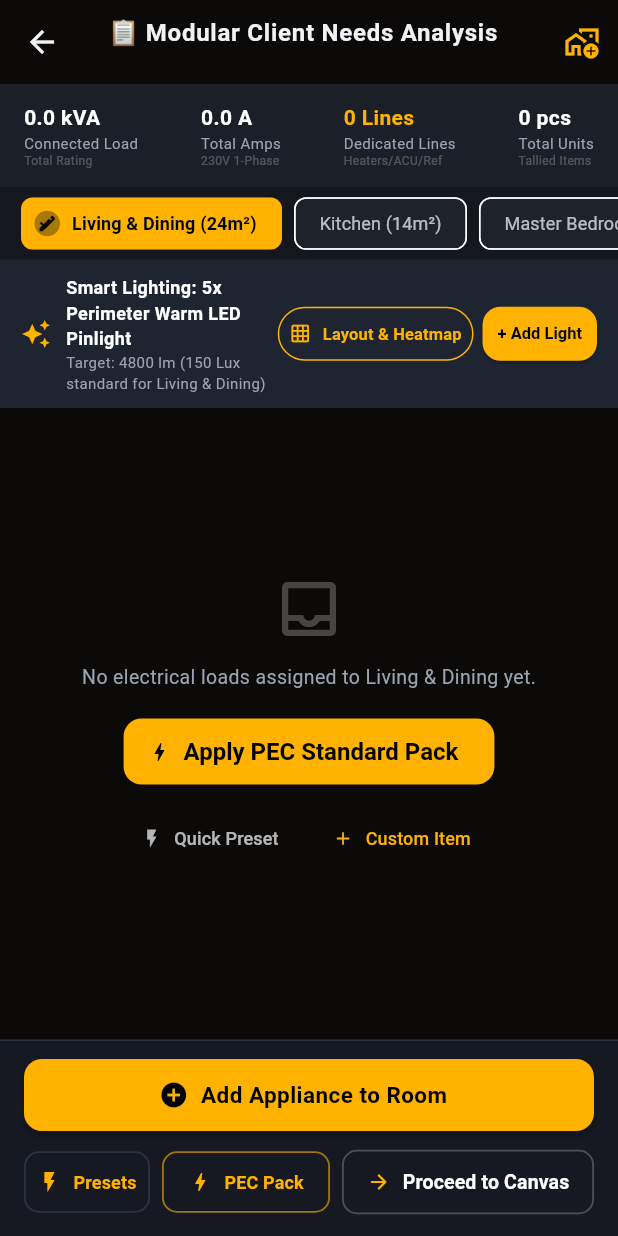
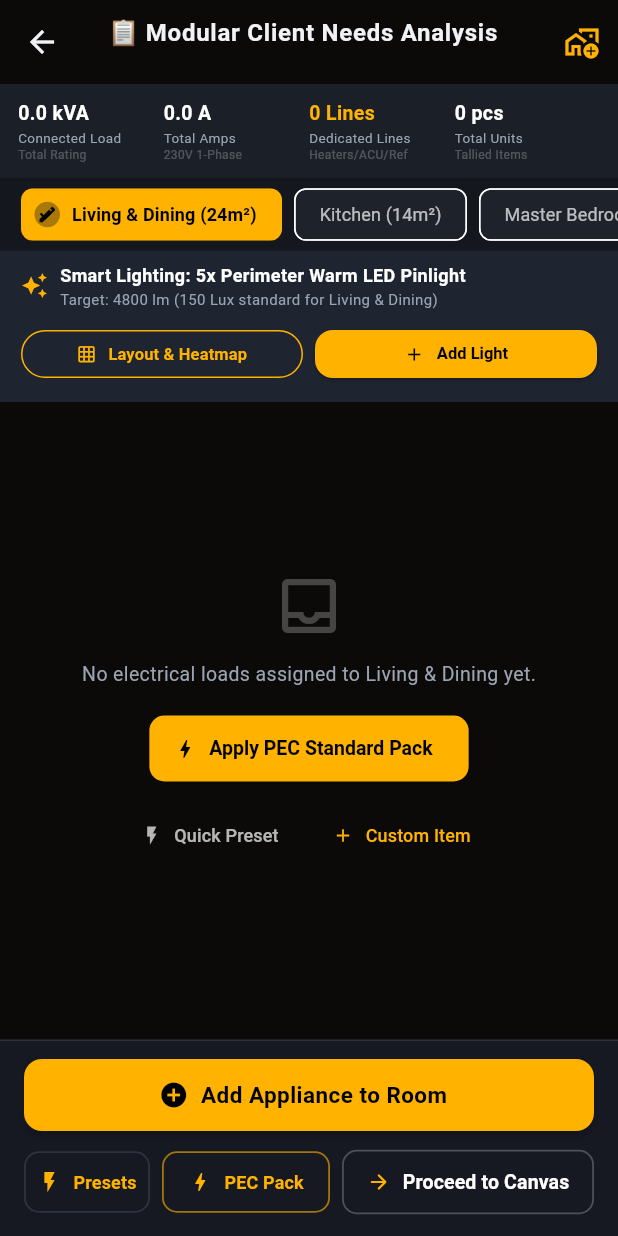
Before and after one commit to asvs-varr/asv-solutions, a Flutter app: the ClientNeedsAnalysisScreen screen opened directly with empty values, on a phone screen of 412 x 824 dp. Run offline on Flutter 3.47's test engine with Material 3 defaults, Android fonts, the phone set to English and light mode, and no system bars; our stand-ins replace file_picker, image_picker, pdf, share_plus, shared_preferences; missing offline and left inert: excel, google_mlkit_text_recognition; accounts and stored records are empty.

Commit message:
fix(ui): resolve non-uniform border paint crash in PEC pack and eliminate RenderFlex overflows

```diff
--- a/lib/presentation/screens/client_needs_analysis_screen.dart
+++ b/lib/presentation/screens/client_needs_analysis_screen.dart
@@ -1297,14 +1297,10 @@
               child: Container(
                 height: MediaQuery.of(modalContext).size.height * 0.88,
                 padding: const EdgeInsets.fromLTRB(16, 12, 16, 16),
-                decoration: const BoxDecoration(
-                  color: Color(0xFF13171F),
-                  borderRadius: BorderRadius.vertical(top: Radius.circular(20)),
-                  border: Border(
-                    top: BorderSide(color: BanaagTheme.primaryAmber, width: 2.0),
-                    left: BorderSide(color: Colors.white12),
-                    right: BorderSide(color: Colors.white12),
-                  ),
+                decoration: BoxDecoration(
+                  color: const Color(0xFF13171F),
+                  borderRadius: const BorderRadius.vertical(top: Radius.circular(20)),
+                  border: Border.all(color: BanaagTheme.primaryAmber.withValues(alpha: 0.6), width: 1.5),
                 ),
                 child: Column(
                   crossAxisAlignment: CrossAxisAlignment.start,
@@ -2230,15 +2226,14 @@
           children: [
             // Telemetry Summary Ribbon
             Container(
-              padding: const EdgeInsets.symmetric(horizontal: 16, vertical: 12),
+              padding: const EdgeInsets.symmetric(horizontal: 12, vertical: 10),
               color: const Color(0xFF1B2028),
               child: Row(
-                mainAxisAlignment: MainAxisAlignment.spaceBetween,
-                children: [
-                  _metricColumn('Connected Load', '${(totalConnectedVA / 1000.0).toStringAsFixed(1)} kVA', 'Total Rating'),
-                  _metricColumn('Total Amps', '${totalCurrentAmps.toStringAsFixed(1)} A', '230V 1-Phase'),
-                  _metricColumn('Dedicated Lines', '$dedicatedLinesCount Lines', 'Heaters/ACU/Ref', color: BanaagTheme.primaryAmber),
-                  _metricColumn('Total Units', '$totalApplianceUnits pcs', 'Tallied Items'),
+                children: [
+                  Expanded(child: _metricColumn('Connected Load', '${(totalConnectedVA / 1000.0).toStringAsFixed(1)} kVA', 'Total Rating')),
+                  Expanded(child: _metricColumn('Total Amps', '${totalCurrentAmps.toStringAsFixed(1)} A', '230V 1-Phase')),
+                  Expanded(child: _metricColumn('Dedicated Lines', '$dedicatedLinesCount Lines', 'Heaters/ACU/Ref', color: BanaagTheme.primaryAmber)),
+                  Expanded(child: _metricColumn('Total Units', '$totalApplianceUnits pcs', 'Tallied Items')),
                 ],
               ),
             ),
@@ -2307,12 +2302,15 @@
 
           // Smart Lighting Sizer Suggestion Ribbon
           Container(
-            padding: const EdgeInsets.symmetric(horizontal: 14, vertical: 10),
+            padding: const EdgeInsets.symmetric(horizontal: 14, vertical: 8),
             color: const Color(0xFF1E2430),
-            child: Row(
-              children: [
-                const Icon(Icons.auto_awesome, color: BanaagTheme.primaryAmber, size: 20),
-                const SizedBox(width: 10),
+            child: Column(
+              crossAxisAlignment: CrossAxisAlignment.start,
+              children: [
+                Row(
+                  children: [
+                    const Icon(Icons.auto_awesome, color: BanaagTheme.primaryAmber, size: 18),
+                    const SizedBox(width: 8),
                     Expanded(
                       child: Column(
                         crossAxisAlignment: CrossAxisAlignment.start,
@@ -2320,22 +2318,30 @@
                           Text(
                             'Smart Lighting: ${lightingRec.fixtureCount}x ${lightingRec.primaryFixtureName}',
                             style: const TextStyle(fontWeight: FontWeight.bold, fontSize: 12, color: Colors.white),
+                            overflow: TextOverflow.ellipsis,
                           ),
                           Text(
                             'Target: ${lightingRec.targetLumens.toStringAsFixed(0)} lm (${lightingRec.roomType.recommendedLux} Lux standard for $_activeSpaceName)',
                             style: const TextStyle(fontSize: 10, color: BanaagTheme.textMuted),
-                      ),
-                    ],
-                  ),
-                ),
-                OutlinedButton.icon(
+                            overflow: TextOverflow.ellipsis,
+                          ),
+                        ],
+                      ),
+                    ),
+                  ],
+                ),
+                const SizedBox(height: 6),
+                Row(
+                  children: [
+                    Expanded(
+                      child: OutlinedButton.icon(
                         style: OutlinedButton.styleFrom(
-                    minimumSize: const Size(0, 36),
-                    padding: const EdgeInsets.symmetric(horizontal: 8, vertical: 6),
+                          minimumSize: const Size(0, 32),
+                          padding: const EdgeInsets.symmetric(horizontal: 8, vertical: 4),
                           side: const BorderSide(color: BanaagTheme.primaryAmber),
                           foregroundColor: BanaagTheme.primaryAmber,
                         ),
-                  icon: const Icon(Icons.grid_on, size: 14),
+                        icon: const Icon(Icons.grid_on, size: 13),
                         label: const Text('Layout & Heatmap', style: TextStyle(fontSize: 11, fontWeight: FontWeight.bold)),
                         onPressed: () {
                           final currentSpace = _spaces.firstWhere((s) => s.name == _activeSpaceName, orElse: () => _spaces.first);
@@ -2356,14 +2362,18 @@
                           );
                         },
                       ),
-                const SizedBox(width: 6),
-                ElevatedButton(
+                    ),
+                    const SizedBox(width: 8),
+                    Expanded(
+                      child: ElevatedButton.icon(
                         style: ElevatedButton.styleFrom(
-                    minimumSize: const Size(0, 36),
-                    padding: const EdgeInsets.symmetric(horizontal: 10, vertical: 6),
+                          minimumSize: const Size(0, 32),
+                          padding: const EdgeInsets.symmetric(horizontal: 8, vertical: 4),
                           backgroundColor: BanaagTheme.primaryAmber,
                           foregroundColor: Colors.black,
                         ),
+                        icon: const Icon(Icons.add, size: 14),
+                        label: const Text('Add Light', style: TextStyle(fontSize: 11, fontWeight: FontWeight.bold)),
                         onPressed: () {
                           _addOrIncrementAppliance(
                             name: '${lightingRec.primaryFixtureName} ($_activeSpaceName)',
@@ -2376,7 +2386,9 @@
                             SnackBar(content: Text('💡 Added ${lightingRec.primaryFixtureName} to $_activeSpaceName!')),
                           );
                         },
-                  child: const Text('+ Add Light', style: TextStyle(fontSize: 11, fontWeight: FontWeight.bold)),
+                      ),
+                    ),
+                  ],
                 ),
               ],
             ),
@@ -2393,31 +2405,30 @@
                         const SizedBox(height: 12),
                         Text('No electrical loads assigned to $_activeSpaceName yet.', style: const TextStyle(color: BanaagTheme.textMuted, fontSize: 13)),
                         const SizedBox(height: 16),
-                        Row(
-                          mainAxisAlignment: MainAxisAlignment.center,
-                          children: [
-                            ElevatedButton.icon(
+                        Padding(
+                          padding: const EdgeInsets.symmetric(horizontal: 20),
+                          child: ElevatedButton.icon(
                             style: ElevatedButton.styleFrom(
-                                minimumSize: const Size(220, 44),
+                              minimumSize: const Size(200, 44),
                               backgroundColor: BanaagTheme.primaryAmber,
                               foregroundColor: Colors.black,
+                              shape: RoundedRectangleBorder(borderRadius: BorderRadius.circular(10)),
                             ),
                             icon: const Icon(Icons.bolt, size: 16),
-                              label: const Text('Apply PEC Standard Pack', style: TextStyle(fontWeight: FontWeight.bold)),
+                            label: const Text('Apply PEC Standard Pack', style: TextStyle(fontWeight: FontWeight.bold, fontSize: 13)),
                             onPressed: () => _promptPecStandardPackPreview(_activeSpaceName),
                           ),
-                          ],
                         ),
                         const SizedBox(height: 10),
-                        Row(
-                          mainAxisAlignment: MainAxisAlignment.center,
+                        Wrap(
+                          alignment: WrapAlignment.center,
+                          spacing: 8,
                           children: [
                             TextButton.icon(
                               icon: const Icon(Icons.flash_on, size: 14, color: Colors.white70),
                               label: const Text('Quick Preset', style: TextStyle(color: Colors.white70, fontSize: 12)),
                               onPressed: _showQuickPresetPicker,
                             ),
-                            const SizedBox(width: 8),
                             TextButton.icon(
                               icon: const Icon(Icons.add, size: 14, color: BanaagTheme.primaryAmber),
                               label: const Text('Custom Item', style: TextStyle(color: BanaagTheme.primaryAmber, fontSize: 12)),
@@ -3058,10 +3069,10 @@
     return Column(
       crossAxisAlignment: CrossAxisAlignment.start,
       children: [
-        Text(value, style: TextStyle(fontWeight: FontWeight.bold, fontSize: 14, color: color ?? Colors.white)),
-        Text(label, style: const TextStyle(color: BanaagTheme.textMuted, fontSize: 10)),
-        Text(subtext, style: const TextStyle(color: Colors.white24, fontSize: 8)),
-      ],
-    );
-  }
-}
+        Text(value, style: TextStyle(fontWeight: FontWeight.bold, fontSize: 13, color: color ?? Colors.white), overflow: TextOverflow.ellipsis),
+        Text(label, style: const TextStyle(color: BanaagTheme.textMuted, fontSize: 9), overflow: TextOverflow.ellipsis),
+        Text(subtext, style: const TextStyle(color: Colors.white24, fontSize: 8), overflow: TextOverflow.ellipsis),
+      ],
+    );
+  }
+}
```
Also changed, not shown: lib/presentation/screens/workflow_screen.dart (+4 -4 lines), 1 other file. Lines whose indentation alone changed are shown as unchanged.
